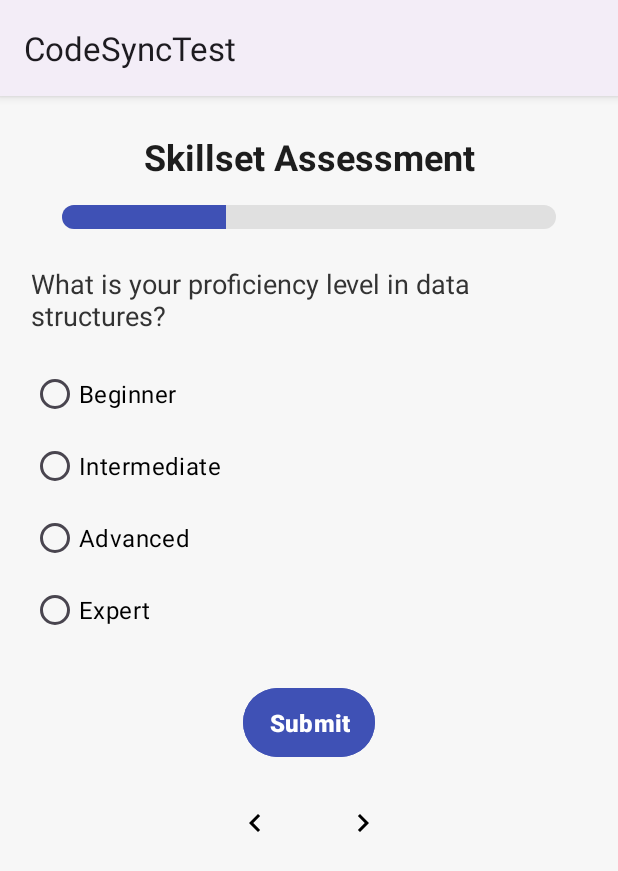
After one commit to Suhaniparmar/Android-Project, an Android app: the QuizAssessmentActivity screen opened directly, with no data from a screen before it, on a phone screen of 412 x 824 dp. The commit adds this screen. Shown: the top 871 px of the screen. Run offline under Robolectric (Android 15) with nearby library versions, the phone set to English and light mode, and no system bars.

Commit message:
Merge branch 'm1' into main with resolved conflicts

```diff
--- a/app/src/main/AndroidManifest.xml
+++ b/app/src/main/AndroidManifest.xml
@@ -12,6 +12,10 @@
         android:supportsRtl="true"
         android:theme="@style/Theme.CodeSyncTest"
         tools:targetApi="31">
+
+        <activity
+            android:name=".QuizAssessmentActivity"
+            android:exported="false" />
         <activity
             android:name=".ResultAmazon"
             android:exported="false" />
--- /dev/null
+++ b/app/src/main/java/com/example/codesynctest/QuizAssessmentActivity.java
@@ -0,0 +1,145 @@
+// File: QuizAssessmentActivity.java
+package com.example.codesynctest;
+
+import android.os.Bundle;
+import android.util.Log;
+import android.view.View;
+import android.widget.Button;
+import android.widget.ImageButton;
+import android.widget.ProgressBar;
+import android.widget.RadioButton;
+import android.widget.RadioGroup;
+import android.widget.TextView;
+import android.widget.Toast;
+
+import androidx.appcompat.app.AppCompatActivity;
+
+public class QuizAssessmentActivity extends AppCompatActivity {
+
+    private static final String TAG = "QuizAssessmentActivity";
+
+    private TextView quizTitle, questionText;
+    private ProgressBar quizProgress;
+    private RadioGroup optionsGroup;
+    private RadioButton optionOne, optionTwo, optionThree, optionFour;
+    private Button submitButton;
+    private ImageButton prevButton, nextButton;
+
+    // Sample data for the quiz questions and options
+    private String[] questions = {
+            "What is your proficiency level in data structures?",
+            "What is your proficiency level in algorithms?",
+            "What is your proficiency level in Java?"
+
+    };
+    private String[][] options = {
+            {"Beginner", "Intermediate", "Advanced", "Expert"},
+            {"Beginner", "Intermediate", "Advanced", "Expert"},
+            {"Beginner", "Intermediate", "Advanced", "Expert"}
+    };
+    private int currentQuestionIndex = 0;
+
+    @Override
+    protected void onCreate(Bundle savedInstanceState) {
+        super.onCreate(savedInstanceState);
+        setContentView(R.layout.activity_quiz_assessment);
+
+        // Initialize views
+        quizTitle = findViewById(R.id.quiz_title);
+        questionText = findViewById(R.id.question_text);
+        quizProgress = findViewById(R.id.quiz_progress);
+        optionsGroup = findViewById(R.id.options_group);
+        optionOne = findViewById(R.id.option_one);
+        optionTwo = findViewById(R.id.option_two);
+        optionThree = findViewById(R.id.option_three);
+        optionFour = findViewById(R.id.option_four);
+        submitButton = findViewById(R.id.submit_button);
+        prevButton = findViewById(R.id.prev_button);
+        nextButton = findViewById(R.id.next_button);
+
+        // Log the start of the activity
+        Log.d(TAG, "QuizAssessmentActivity started");
+
+        // Set initial question and options
+        updateQuestion();
+
+        // Submit button click listener
+        submitButton.setOnClickListener(new View.OnClickListener() {
+            @Override
+            public void onClick(View v) {
+
+                int selectedOptionId = optionsGroup.getCheckedRadioButtonId();
+                if (selectedOptionId == -1) {
+                    Toast.makeText(QuizAssessmentActivity.this, "Please select an option", Toast.LENGTH_SHORT).show();
+                } else {
+                    RadioButton selectedOption = findViewById(selectedOptionId);
+                    String answer = selectedOption.getText().toString();
+                    Toast.makeText(QuizAssessmentActivity.this, "Answer submitted: " + answer, Toast.LENGTH_SHORT).show();
+
+                    // Optionally, save the answer or proceed to the next question
+                    // For this example, we'll proceed to the next question automatically
+                    if (currentQuestionIndex < questions.length - 1) {
+                        currentQuestionIndex++;
+                        updateQuestion();
+                    } else {
+                        Toast.makeText(QuizAssessmentActivity.this, "Quiz Completed!", Toast.LENGTH_LONG).show();
+                        // Optionally, navigate to a results screen or finish the activity
+                        finish();
+                    }
+                }
+            }
+        });
+
+        // Next button click listener
+        nextButton.setOnClickListener(new View.OnClickListener() {
+            @Override
+            public void onClick(View v) {
+
+                if (currentQuestionIndex < questions.length - 1) {
+                    currentQuestionIndex++;
+                    updateQuestion();
+                } else {
+                    Toast.makeText(QuizAssessmentActivity.this, "This is the last question", Toast.LENGTH_SHORT).show();
+                }
+            }
+        });
+
+        // Previous button click listener
+        prevButton.setOnClickListener(new View.OnClickListener() {
+            @Override
+            public void onClick(View v) {
+
+                if (currentQuestionIndex > 0) {
+                    currentQuestionIndex--;
+                    updateQuestion();
+                } else {
+                    Toast.makeText(QuizAssessmentActivity.this, "This is the first question", Toast.LENGTH_SHORT).show();
+                }
+            }
+        });
+    }
+
+    /**
+     * Updates the question and options displayed in the UI.
+     */
+    private void updateQuestion() {
+        // Set the question text
+        questionText.setText(questions[currentQuestionIndex]);
+
+        // Set the options text
+        optionOne.setText(options[currentQuestionIndex][0]);
+        optionTwo.setText(options[currentQuestionIndex][1]);
+        optionThree.setText(options[currentQuestionIndex][2]);
+        optionFour.setText(options[currentQuestionIndex][3]);
+
+        // Update progress bar
+        int progress = ((currentQuestionIndex + 1) * 100) / questions.length;
+        quizProgress.setProgress(progress);
+
+        // Clear previous selection
+        optionsGroup.clearCheck();
+
+        // Log the question update
+        Log.d(TAG, "Displayed question index: " + currentQuestionIndex + ", Progress: " + progress + "%");
+    }
+}
--- a/app/src/main/java/com/example/codesynctest/ResultAmazon.java
+++ b/app/src/main/java/com/example/codesynctest/ResultAmazon.java
@@ -13,7 +13,7 @@ import androidx.core.view.WindowInsetsCompat;
 public class ResultAmazon extends AppCompatActivity {
 
     private TextView textView;
-    @SuppressLint("MissingInflatedId")
+
     @Override
     protected void onCreate(Bundle savedInstanceState) {
         super.onCreate(savedInstanceState);
--- /dev/null
+++ b/app/src/main/res/drawable/ic_next.xml
@@ -0,0 +1,11 @@
+<?xml version="1.0" encoding="utf-8"?>
+<vector xmlns:android="http://schemas.android.com/apk/res/android"
+    android:width="24dp"
+    android:height="24dp"
+    android:viewportWidth="24.0"
+    android:viewportHeight="24.0">
+
+    <path
+        android:fillColor="#000000"
+        android:pathData="M8.59,16.59L13.17,12 8.59,7.41 10,6l6,6 -6,6z" />
+</vector>
--- /dev/null
+++ b/app/src/main/res/drawable/ic_previous.xml
@@ -0,0 +1,11 @@
+<?xml version="1.0" encoding="utf-8"?>
+<vector xmlns:android="http://schemas.android.com/apk/res/android"
+    android:width="24dp"
+    android:height="24dp"
+    android:viewportWidth="24.0"
+    android:viewportHeight="24.0">
+
+    <path
+        android:fillColor="#000000"
+        android:pathData="M15.41,7.41L14,6l-6,6 6,6 1.41,-1.41L10.83,12z" />
+</vector>
--- /dev/null
+++ b/app/src/main/res/drawable/progress_bar_custom.xml
@@ -0,0 +1,32 @@
+<?xml version="1.0" encoding="utf-8"?>
+<layer-list xmlns:android="http://schemas.android.com/apk/res/android">
+
+    <!-- Background of the ProgressBar -->
+    <item android:id="@android:id/background">
+        <shape>
+            <corners android:radius="8dp" />
+            <solid android:color="#E0E0E0" /> <!-- Light gray background -->
+        </shape>
+    </item>
+
+    <!-- Secondary Progress (Optional) -->
+    <item android:id="@android:id/secondaryProgress">
+        <clip>
+            <shape>
+                <corners android:radius="8dp" />
+                <solid android:color="#BDBDBD" /> <!-- Medium gray for secondary progress -->
+            </shape>
+        </clip>
+    </item>
+
+    <!-- Primary Progress -->
+    <item android:id="@android:id/progress">
+        <clip>
+            <shape>
+                <corners android:radius="8dp" />
+                <solid android:color="#3F51B5" /> <!-- Primary color (e.g., Indigo) -->
+            </shape>
+        </clip>
+    </item>
+
+</layer-list>
--- /dev/null
+++ b/app/src/main/res/layout/activity_quiz_assessment.xml
@@ -0,0 +1,143 @@
+<?xml version="1.0" encoding="utf-8"?>
+<androidx.constraintlayout.widget.ConstraintLayout
+    xmlns:android="http://schemas.android.com/apk/res/android"
+    xmlns:app="http://schemas.android.com/apk/res-auto"
+    xmlns:tools="http://schemas.android.com/tools"
+    android:layout_width="match_parent"
+    android:layout_height="match_parent"
+    android:background="#F7F7F7"
+    tools:context=".QuizAssessmentActivity">
+
+    <!-- Title for Quiz -->
+    <TextView
+        android:id="@+id/quiz_title"
+        android:layout_width="wrap_content"
+        android:layout_height="wrap_content"
+        android:layout_marginTop="24dp"
+        android:text="Skillset Assessment"
+        android:textSize="24sp"
+        android:textColor="#1D1D1D"
+        android:textStyle="bold"
+        app:layout_constraintTop_toTopOf="parent"
+        app:layout_constraintStart_toStartOf="parent"
+        app:layout_constraintEnd_toEndOf="parent" />
+
+    <!-- Progress Indicator -->
+    <ProgressBar
+        android:id="@+id/quiz_progress"
+        style="?android:attr/progressBarStyleHorizontal"
+        android:layout_width="0dp"
+        android:layout_height="wrap_content"
+        android:layout_marginTop="16dp"
+        android:progress="50"
+        android:progressDrawable="@drawable/progress_bar_custom"
+        app:layout_constraintTop_toBottomOf="@id/quiz_title"
+        app:layout_constraintStart_toStartOf="parent"
+        app:layout_constraintEnd_toEndOf="parent"
+        app:layout_constraintWidth_percent="0.8" />
+
+    <!-- Current Question -->
+    <TextView
+        android:id="@+id/question_text"
+        android:layout_width="0dp"
+        android:layout_height="wrap_content"
+        android:layout_marginTop="24dp"
+        android:text="What is your proficiency level in data structures?"
+        android:textSize="18sp"
+        android:textColor="#333333"
+        app:layout_constraintTop_toBottomOf="@id/quiz_progress"
+        app:layout_constraintStart_toStartOf="parent"
+        app:layout_constraintEnd_toEndOf="parent"
+        app:layout_constraintWidth_percent="0.9" />
+
+    <!-- Option 1 -->
+    <RadioGroup
+        android:id="@+id/options_group"
+        android:layout_width="0dp"
+        android:layout_height="wrap_content"
+        android:layout_marginTop="16dp"
+        android:orientation="vertical"
+        app:layout_constraintTop_toBottomOf="@id/question_text"
+        app:layout_constraintStart_toStartOf="parent"
+        app:layout_constraintEnd_toEndOf="parent"
+        app:layout_constraintWidth_percent="0.9">
+
+        <RadioButton
+            android:id="@+id/option_one"
+            android:layout_width="wrap_content"
+            android:layout_height="wrap_content"
+            android:text="Beginner"
+            android:textSize="16sp"
+            android:textColor="#000000" />
+
+        <RadioButton
+            android:id="@+id/option_two"
+            android:layout_width="wrap_content"
+            android:layout_height="wrap_content"
+            android:text="Intermediate"
+            android:textSize="16sp"
+            android:textColor="#000000" />
+
+        <RadioButton
+            android:id="@+id/option_three"
+            android:layout_width="wrap_content"
+            android:layout_height="wrap_content"
+            android:text="Advanced"
+            android:textSize="16sp"
+            android:textColor="#000000" />
+
+        <RadioButton
+            android:id="@+id/option_four"
+            android:layout_width="wrap_content"
+            android:layout_height="wrap_content"
+            android:text="Expert"
+            android:textSize="16sp"
+            android:textColor="#000000" />
+    </RadioGroup>
+
+    <!-- Submit Button -->
+    <Button
+        android:id="@+id/submit_button"
+        android:layout_width="wrap_content"
+        android:layout_height="wrap_content"
+        android:layout_marginTop="24dp"
+        android:padding="12dp"
+        android:backgroundTint="#3F51B5"
+        android:text="Submit"
+        android:textColor="#FFFFFF"
+        android:textSize="16sp"
+        android:textStyle="bold"
+        app:layout_constraintTop_toBottomOf="@id/options_group"
+        app:layout_constraintStart_toStartOf="parent"
+        app:layout_constraintEnd_toEndOf="parent" />
+
+    <!-- Navigation for Next and Previous -->
+    <LinearLayout
+        android:id="@+id/navigation_layout"
+        android:layout_width="0dp"
+        android:layout_height="wrap_content"
+        android:layout_marginTop="16dp"
+        android:gravity="center"
+        android:orientation="horizontal"
+        app:layout_constraintTop_toBottomOf="@id/submit_button"
+        app:layout_constraintStart_toStartOf="parent"
+        app:layout_constraintEnd_toEndOf="parent">
+
+        <ImageButton
+            android:id="@+id/prev_button"
+            android:layout_width="48dp"
+            android:layout_height="48dp"
+            android:layout_marginEnd="24dp"
+            android:src="@drawable/ic_previous"
+            android:background="?attr/selectableItemBackgroundBorderless" />
+
+        <ImageButton
+            android:id="@+id/next_button"
+            android:layout_width="48dp"
+            android:layout_height="48dp"
+            android:src="@drawable/ic_next"
+            android:background="?attr/selectableItemBackgroundBorderless" />
+
+    </LinearLayout>
+
+</androidx.constraintlayout.widget.ConstraintLayout>
```
Also changed, not shown: app/src/main/java/com/example/codesynctest/QuizFragment.java (+39 -0 lines), app/src/main/res/layout/activity_quiz_home.xml (added, +80 -0 lines).
